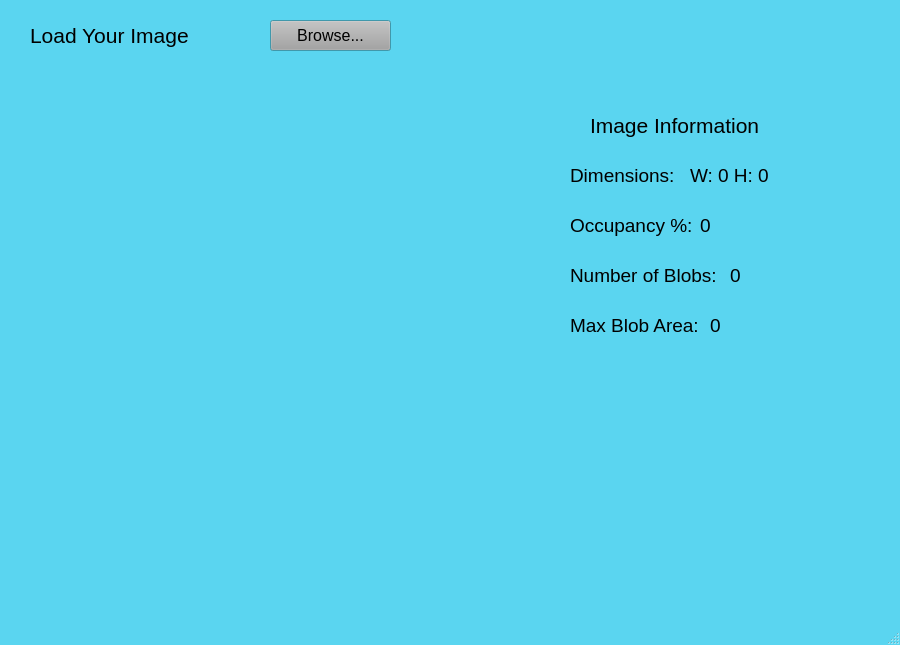
Before: the Qt Designer form ImageProcessor-master/mainwindow.ui in EugenioAL/Imsof, drawn with Qt 5.
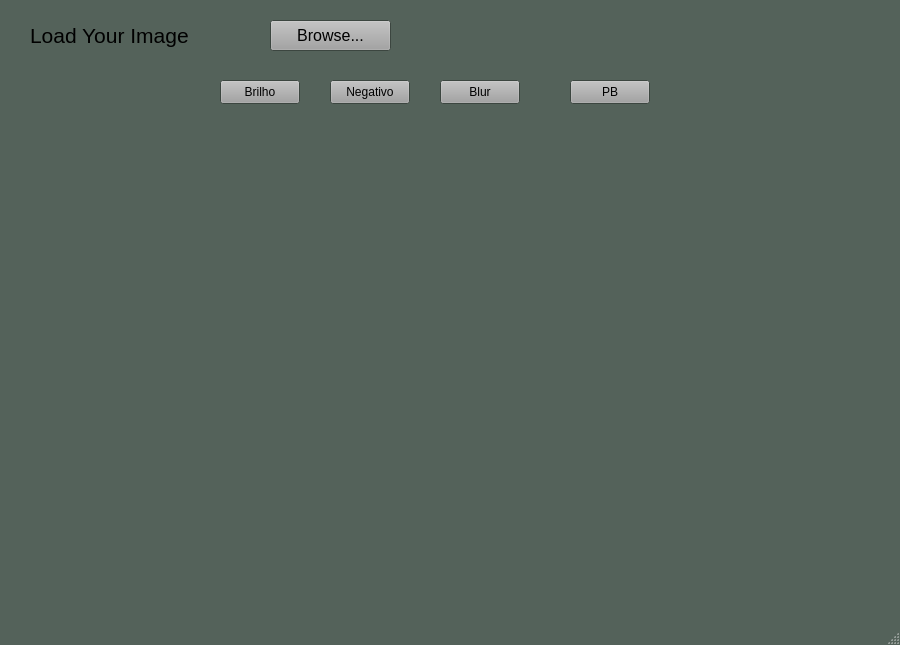
After: the same form once the commit is applied. Icons and pictures are not drawn.

```diff
--- a/ImageProcessor-master/mainwindow.ui
+++ b/ImageProcessor-master/mainwindow.ui
@@ -58,9 +58,9 @@
      <colorrole role="Window">
       <brush brushstyle="SolidPattern">
        <color alpha="255">
-        <red>90</red>
-        <green>213</green>
-        <blue>240</blue>
+        <red>84</red>
+        <green>98</green>
+        <blue>90</blue>
        </color>
       </brush>
      </colorrole>
@@ -105,9 +105,9 @@
      <colorrole role="Window">
       <brush brushstyle="SolidPattern">
        <color alpha="255">
-        <red>90</red>
-        <green>213</green>
-        <blue>240</blue>
+        <red>84</red>
+        <green>98</green>
+        <blue>90</blue>
        </color>
       </brush>
      </colorrole>
@@ -143,18 +143,18 @@
      <colorrole role="Base">
       <brush brushstyle="SolidPattern">
        <color alpha="255">
-        <red>90</red>
-        <green>213</green>
-        <blue>240</blue>
+        <red>84</red>
+        <green>98</green>
+        <blue>90</blue>
        </color>
       </brush>
      </colorrole>
      <colorrole role="Window">
       <brush brushstyle="SolidPattern">
        <color alpha="255">
-        <red>90</red>
-        <green>213</green>
-        <blue>240</blue>
+        <red>84</red>
+        <green>98</green>
+        <blue>90</blue>
        </color>
       </brush>
      </colorrole>
@@ -219,10 +219,10 @@
    <widget class="QLabel" name="label_pic">
     <property name="geometry">
      <rect>
-      <x>30</x>
-      <y>70</y>
-      <width>500</width>
-      <height>500</height>
+      <x>60</x>
+      <y>220</y>
+      <width>381</width>
+      <height>341</height>
      </rect>
     </property>
     <property name="maximumSize">
@@ -235,220 +235,75 @@
      <string/>
     </property>
    </widget>
-   <widget class="QLabel" name="DimLabel">
+   <widget class="QPushButton" name="pushButton_4">
     <property name="geometry">
      <rect>
-      <x>570</x>
-      <y>150</y>
-      <width>111</width>
-      <height>51</height>
+      <x>440</x>
+      <y>80</y>
+      <width>80</width>
+      <height>24</height>
      </rect>
     </property>
-    <property name="maximumSize">
-     <size>
-      <width>150</width>
-      <height>75</height>
-     </size>
-    </property>
-    <property name="font">
-     <font>
-      <pointsize>14</pointsize>
-     </font>
-    </property>
     <property name="text">
-     <string>Dimensions:</string>
+     <string>Blur</string>
     </property>
    </widget>
-   <widget class="QLabel" name="dims">
+   <widget class="QPushButton" name="pushButton_3">
     <property name="geometry">
      <rect>
-      <x>690</x>
-      <y>150</y>
-      <width>141</width>
-      <height>51</height>
+      <x>330</x>
+      <y>80</y>
+      <width>80</width>
+      <height>24</height>
      </rect>
     </property>
-    <property name="maximumSize">
-     <size>
-      <width>150</width>
-      <height>75</height>
-     </size>
-    </property>
-    <property name="font">
-     <font>
-      <pointsize>14</pointsize>
-     </font>
-    </property>
     <property name="text">
-     <string>W: 0 H: 0</string>
+     <string>Negativo</string>
     </property>
    </widget>
-   <widget class="QLabel" name="percentDarkLabel">
+   <widget class="QPushButton" name="pushButton_2">
     <property name="geometry">
      <rect>
-      <x>570</x>
-      <y>200</y>
-      <width>121</width>
-      <height>51</height>
+      <x>220</x>
+      <y>80</y>
+      <width>80</width>
+      <height>24</height>
      </rect>
     </property>
-    <property name="maximumSize">
-     <size>
-      <width>150</width>
-      <height>75</height>
-     </size>
-    </property>
-    <property name="font">
-     <font>
-      <pointsize>14</pointsize>
-     </font>
-    </property>
     <property name="text">
-     <string>Occupancy %:</string>
+     <string>Brilho</string>
     </property>
    </widget>
-   <widget class="QLabel" name="pDark">
+   <widget class="QPushButton" name="pushButton_5">
     <property name="geometry">
      <rect>
-      <x>700</x>
-      <y>200</y>
-      <width>121</width>
-      <height>51</height>
-     </rect>
-    </property>
-    <property name="maximumSize">
-     <size>
-      <width>150</width>
-      <height>75</height>
-     </size>
-    </property>
-    <property name="font">
-     <font>
-      <pointsize>14</pointsize>
-     </font>
-    </property>
-    <property name="text">
-     <string>0</string>
-    </property>
-   </widget>
-   <widget class="QLabel" name="infolabel">
-    <property name="geometry">
-     <rect>
-      <x>590</x>
-      <y>100</y>
-      <width>191</width>
-      <height>51</height>
-     </rect>
-    </property>
-    <property name="maximumSize">
-     <size>
-      <width>200</width>
-      <height>60</height>
-     </size>
-    </property>
-    <property name="font">
-     <font>
-      <pointsize>16</pointsize>
-     </font>
-    </property>
-    <property name="text">
-     <string>Image Information</string>
-    </property>
-   </widget>
-   <widget class="QLabel" name="numBlobsLabel">
-    <property name="geometry">
-     <rect>
       <x>570</x>
-      <y>250</y>
-      <width>150</width>
-      <height>51</height>
+      <y>80</y>
+      <width>80</width>
+      <height>24</height>
      </rect>
     </property>
-    <property name="maximumSize">
-     <size>
-      <width>150</width>
-      <height>75</height>
-     </size>
-    </property>
-    <property name="font">
-     <font>
-      <pointsize>14</pointsize>
-     </font>
-    </property>
     <property name="text">
-     <string>Number of Blobs:</string>
+     <string>PB</string>
     </property>
    </widget>
    <widget class="QLabel" name="nBlobs">
     <property name="geometry">
      <rect>
-      <x>730</x>
-      <y>250</y>
-      <width>121</width>
-      <height>51</height>
+      <x>460</x>
+      <y>210</y>
+      <width>381</width>
+      <height>341</height>
      </rect>
     </property>
     <property name="maximumSize">
      <size>
-      <width>150</width>
-      <height>75</height>
+      <width>500</width>
+      <height>500</height>
      </size>
     </property>
-    <property name="font">
-     <font>
-      <pointsize>14</pointsize>
-     </font>
-    </property>
     <property name="text">
-     <string>0</string>
-    </property>
-   </widget>
-   <widget class="QLabel" name="maxBlobAreaLabel">
-    <property name="geometry">
-     <rect>
-      <x>570</x>
-      <y>300</y>
-      <width>131</width>
-      <height>51</height>
-     </rect>
-    </property>
-    <property name="maximumSize">
-     <size>
-      <width>150</width>
-      <height>75</height>
-     </size>
-    </property>
-    <property name="font">
-     <font>
-      <pointsize>14</pointsize>
-     </font>
-    </property>
-    <property name="text">
-     <string>Max Blob Area:</string>
-    </property>
-   </widget>
-   <widget class="QLabel" name="mBArea">
-    <property name="geometry">
-     <rect>
-      <x>710</x>
-      <y>300</y>
-      <width>121</width>
-      <height>51</height>
-     </rect>
-    </property>
-    <property name="maximumSize">
-     <size>
-      <width>150</width>
-      <height>75</height>
-     </size>
-    </property>
-    <property name="font">
-     <font>
-      <pointsize>14</pointsize>
-     </font>
-    </property>
-    <property name="text">
-     <string>0</string>
+     <string/>
     </property>
    </widget>
   </widget>
```
Left out of the diff: 5 changed lines with no effect on the pictures.
